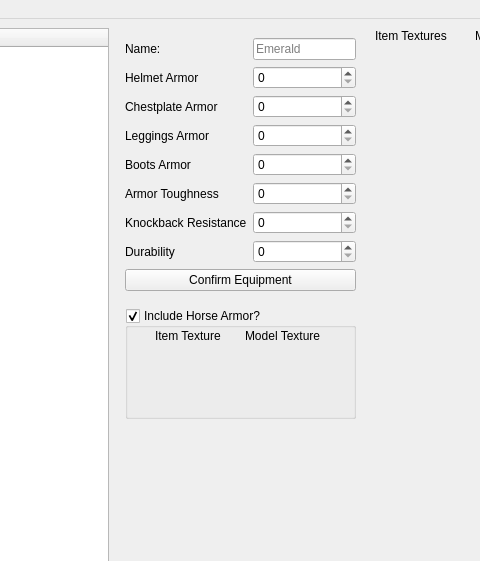
Above: lib/UIs/ui.ui from Faith-and-Code-Technologies/mDirt before the change; both pictures show x 156 to 636 and y 0 to 561 of the 1003 by 737 pixel window. Below: the same form after it.
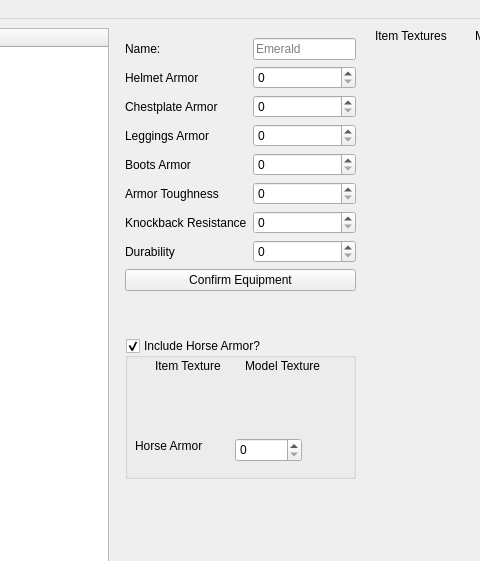
That is the form after the change. The open tabs and pages were chosen to show the change.

Patch:
```diff
--- a/lib/UIs/ui.ui
+++ b/lib/UIs/ui.ui
@@ -2332,7 +2332,7 @@
           <x>10</x>
           <y>10</y>
           <width>231</width>
-          <height>264</height>
+          <height>286</height>
          </rect>
         </property>
         <layout class="QFormLayout" name="formLayout_10">
@@ -2797,9 +2797,9 @@
         <property name="geometry">
          <rect>
           <x>10</x>
-          <y>280</y>
+          <y>310</y>
           <width>231</width>
-          <height>111</height>
+          <height>141</height>
          </rect>
         </property>
         <property name="title">
@@ -2913,6 +2913,29 @@
           <string>Model Texture</string>
          </property>
         </widget>
+        <widget class="QLabel" name="label_53">
+         <property name="geometry">
+          <rect>
+           <x>10</x>
+           <y>100</y>
+           <width>71</width>
+           <height>16</height>
+          </rect>
+         </property>
+         <property name="text">
+          <string>Horse Armor</string>
+         </property>
+        </widget>
+        <widget class="QSpinBox" name="horseArmor">
+         <property name="geometry">
+          <rect>
+           <x>110</x>
+           <y>100</y>
+           <width>67</width>
+           <height>24</height>
+          </rect>
+         </property>
+        </widget>
        </widget>
       </widget>
      </widget>
```
Left out of the diff: 102 changed lines with no effect on the pictures.
